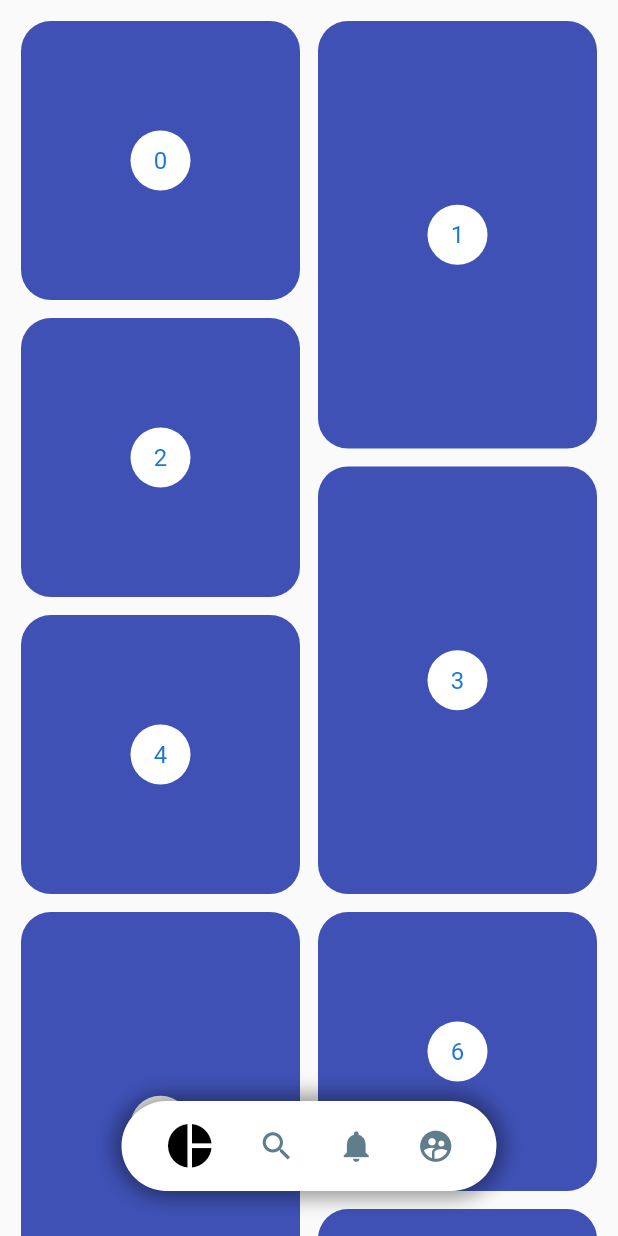
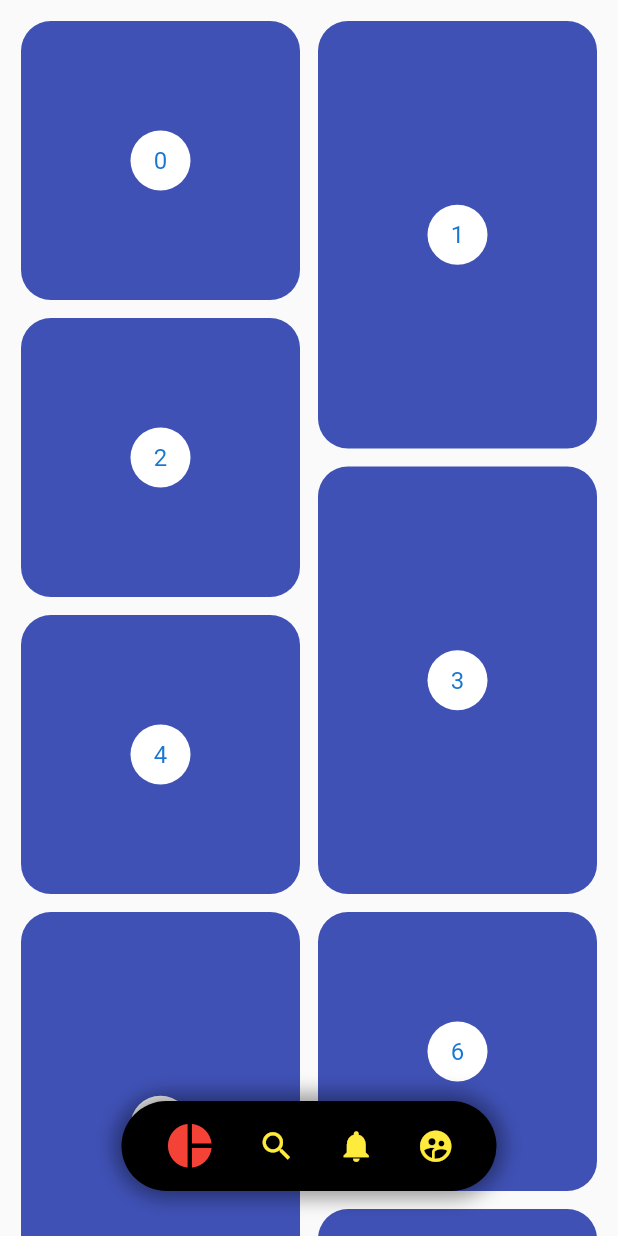
Before and after one commit to ElAdrixHD/pinterest_test, a Flutter app: the screen it shows after launch, on a phone screen of 412 x 824 dp. Run offline on Flutter 3.47's test engine with Material 2 defaults, Android fonts, the phone set to English and light mode, and no system bars.

Commit message:
Terminado pinterest

```diff
--- a/lib/src/models/menu_model.dart
+++ b/lib/src/models/menu_model.dart
@@ -23,18 +23,18 @@ class MenuModel with ChangeNotifier{
   Color get backgroundColor => this._backgroundColor;
   set backgroundColor (Color c){
     this._backgroundColor = c;
-    this.notifyListeners();
+    //this.notifyListeners();
   }
 
   Color get activeColor => this._activeColor;
   set activeColor (Color c){
     this._activeColor = c;
-    this.notifyListeners();
+    //this.notifyListeners();
   }
 
   Color get inactiveColor => this._inactiveColor;
   set inactiveColor (Color c){
     this._inactiveColor = c;
-    this.notifyListeners();
+    //this.notifyListeners();
   }
 }
--- a/lib/src/pages/home_page.dart
+++ b/lib/src/pages/home_page.dart
@@ -31,7 +31,18 @@ class _PinterestMenuWithAlignment extends StatelessWidget {
     return Container(
       alignment: Alignment.bottomCenter,
       margin: EdgeInsets.only(bottom: 30.0),
-      child: PinterestMenu(show: show),
+      child: PinterestMenu(
+        show: show,
+        activeColor: Colors.red,
+        inactiveColor: Colors.yellow,
+        backgroundColor: Colors.black,
+        items: [
+          PinterestButton(icon: Icons.pie_chart, onPressed: (){print("1");}),
+          PinterestButton(icon: Icons.search, onPressed: (){print("2");}),
+          PinterestButton(icon: Icons.notifications, onPressed: (){print("3");}),
+          PinterestButton(icon: Icons.supervised_user_circle, onPressed: (){print("4");}),
+        ],
+      ),
       );
   }
 }
--- a/lib/src/widgets/pinterest_menu.dart
+++ b/lib/src/widgets/pinterest_menu.dart
@@ -9,14 +9,15 @@ class PinterestMenu extends StatelessWidget {
   final Color activeColor;
   final Color inactiveColor;
 
-  PinterestMenu({this.show = true, this.backgroundColor = Colors.white, this.activeColor = Colors.black, this.inactiveColor = Colors.blueGrey});
+  final List<PinterestButton> items;
 
-  final List<PinterestButton> items = [
-    PinterestButton(icon: Icons.pie_chart, onPressed: (){print("1");}),
-    PinterestButton(icon: Icons.search, onPressed: (){print("2");}),
-    PinterestButton(icon: Icons.notifications, onPressed: (){print("3");}),
-    PinterestButton(icon: Icons.supervised_user_circle, onPressed: (){print("4");}),
-  ];
+  PinterestMenu({
+    this.show = true,
+    this.backgroundColor = Colors.white,
+    this.activeColor = Colors.black,
+    this.inactiveColor = Colors.blueGrey,
+    @required this.items
+    });
 
   @override
   Widget build(BuildContext context) {
@@ -84,8 +85,7 @@ class _PinterestMenuButton extends StatelessWidget {
 
   @override
   Widget build(BuildContext context) {
-    final active = Provider.of<MenuModel>(context).activeColor;
-    final inactive = Provider.of<MenuModel>(context).inactiveColor;
+    final menuModel = Provider.of<MenuModel>(context);
 
     final itemSelected = Provider.of<MenuModel>(context).itemSelected;
     return GestureDetector(
@@ -98,7 +98,7 @@ class _PinterestMenuButton extends StatelessWidget {
         child: Icon(
           item.icon,
           size: (itemSelected == index)? 35 : 25,
-          color:(itemSelected == index)? active : inactive,
+          color:(itemSelected == index)? menuModel.activeColor : menuModel.inactiveColor,
         ),
       ),
     );
```
